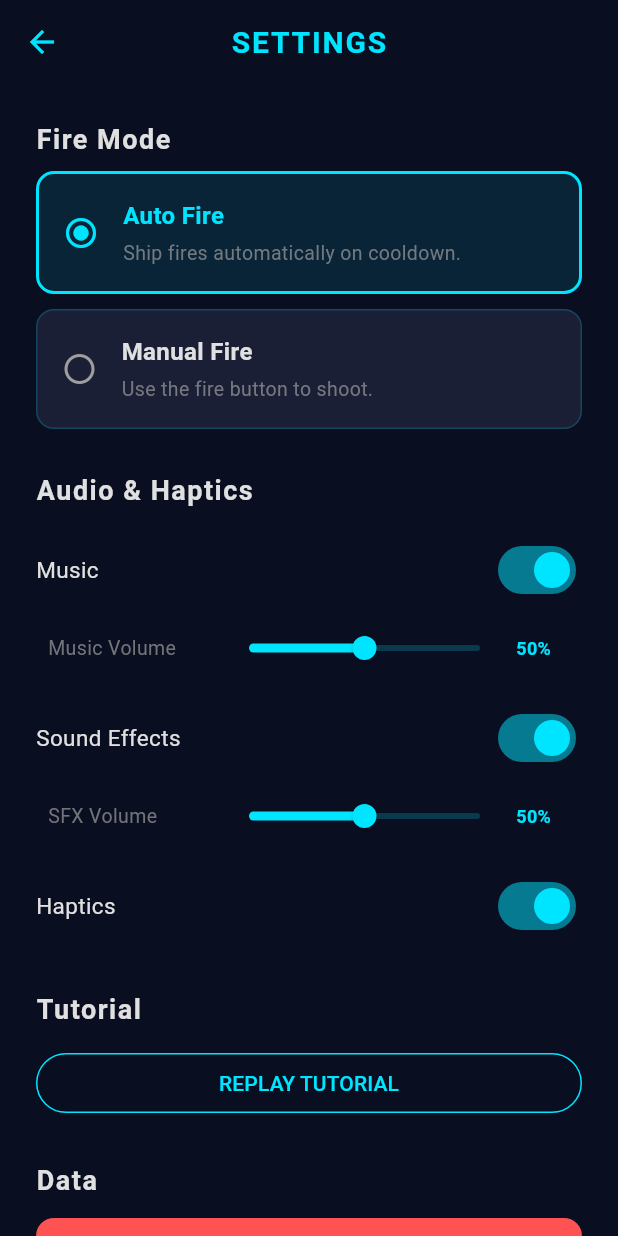
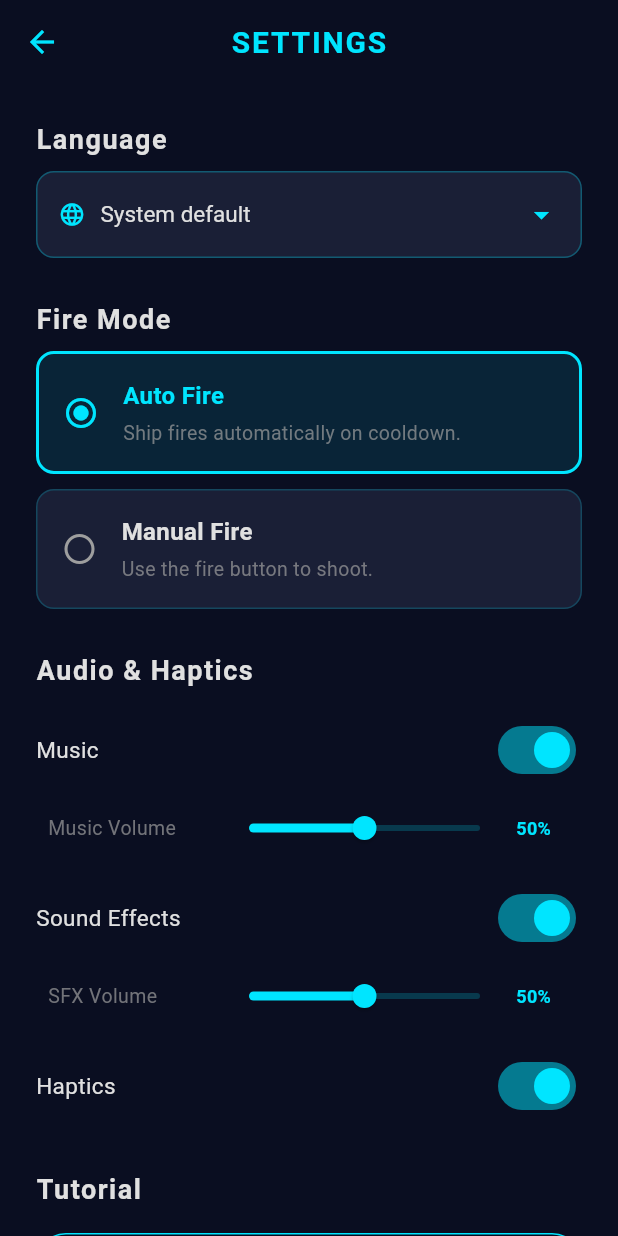
Before and after one commit to serge2day/galaxy_shoot, a Flutter app: the screen it shows after launch, after a tap on "SETTINGS", on a phone screen of 412 x 824 dp. Run offline on Flutter 3.47's test engine with Material 3 defaults, Android fonts, the phone set to English and light mode, and no system bars; our stand-ins replace flutter_riverpod, shared_preferences; missing offline and left inert: flame, flame_audio.

Commit message:
Add language switcher in settings
Add a language dropdown at the top of the Settings screen with
options for system default, English, Deutsch, Русский, Español,
and 中文. The chosen locale is persisted via SharedPreferences
and overrides the auto-detected OS locale; clearing it (System
default) falls back to the device language.

Co-Authored-By: Claude Opus 4.6 (1M context) <noreply@anthropic.com>

```diff
--- a/lib/app/app.dart
+++ b/lib/app/app.dart
@@ -1,20 +1,22 @@
 import 'package:flutter/material.dart';
 import 'package:flutter/services.dart';
 import 'package:flutter_localizations/flutter_localizations.dart';
+import 'package:flutter_riverpod/flutter_riverpod.dart';
 
 import '../core/services/game_audio.dart';
 import '../l10n/app_localizations.dart';
+import 'providers.dart';
 import 'routes.dart';
 import 'theme/app_theme.dart';
 
-class GalaxyShooterApp extends StatefulWidget {
+class GalaxyShooterApp extends ConsumerStatefulWidget {
   const GalaxyShooterApp({super.key});
 
   @override
-  State<GalaxyShooterApp> createState() => _GalaxyShooterAppState();
+  ConsumerState<GalaxyShooterApp> createState() => _GalaxyShooterAppState();
 }
 
-class _GalaxyShooterAppState extends State<GalaxyShooterApp>
+class _GalaxyShooterAppState extends ConsumerState<GalaxyShooterApp>
     with WidgetsBindingObserver {
   @override
   void initState() {
@@ -52,10 +54,13 @@ class _GalaxyShooterAppState extends State<GalaxyShooterApp>
       ),
     );
 
+    final locale = ref.watch(localeProvider);
+
     return MaterialApp(
       title: 'STARVANE',
       debugShowCheckedModeBanner: false,
       theme: AppTheme.darkTheme,
+      locale: locale,
       localizationsDelegates: const [
         AppLocalizations.delegate,
         GlobalMaterialLocalizations.delegate,
--- a/lib/app/providers.dart
+++ b/lib/app/providers.dart
@@ -1,3 +1,4 @@
+import 'package:flutter/widgets.dart';
 import 'package:flutter_riverpod/flutter_riverpod.dart';
 import 'package:shared_preferences/shared_preferences.dart';
 
@@ -33,6 +34,39 @@ final sharedPreferencesProvider = Provider<SharedPreferences>((ref) {
 final keyValueStoreProvider = Provider<KeyValueStore>((ref) {
   return SharedPrefsStore(ref.watch(sharedPreferencesProvider));
 });
+
+// --- Locale ---
+
+const _localePrefsKey = 'app_locale_code';
+
+final localeProvider =
+    StateNotifierProvider<LocaleNotifier, Locale?>((ref) {
+  return LocaleNotifier(ref.watch(keyValueStoreProvider));
+});
+
+class LocaleNotifier extends StateNotifier<Locale?> {
+  final KeyValueStore _store;
+
+  LocaleNotifier(this._store) : super(null) {
+    _load();
+  }
+
+  Future<void> _load() async {
+    final code = await _store.getString(_localePrefsKey);
+    if (code != null && code.isNotEmpty) {
+      state = Locale(code);
+    }
+  }
+
+  Future<void> setLocale(Locale? locale) async {
+    state = locale;
+    if (locale == null) {
+      await _store.remove(_localePrefsKey);
+    } else {
+      await _store.setString(_localePrefsKey, locale.languageCode);
+    }
+  }
+}
 
 // --- Settings ---
 
--- a/lib/features/settings/presentation/settings_screen.dart
+++ b/lib/features/settings/presentation/settings_screen.dart
@@ -6,12 +6,29 @@ import '../../../app/theme/app_theme.dart';
 import '../../../l10n/app_localizations.dart';
 import '../domain/fire_mode.dart';
 
+const _languageOptions = <_LanguageOption>[
+  _LanguageOption(null, '', ''), // system default — label filled at build
+  _LanguageOption(Locale('en'), 'English', '🇬🇧'),
+  _LanguageOption(Locale('de'), 'Deutsch', '🇩🇪'),
+  _LanguageOption(Locale('ru'), 'Русский', '🇷🇺'),
+  _LanguageOption(Locale('es'), 'Español', '🇪🇸'),
+  _LanguageOption(Locale('zh'), '中文', '🇨🇳'),
+];
+
+class _LanguageOption {
+  final Locale? locale;
+  final String label;
+  final String flag;
+  const _LanguageOption(this.locale, this.label, this.flag);
+}
+
 class SettingsScreen extends ConsumerWidget {
   const SettingsScreen({super.key});
 
   @override
   Widget build(BuildContext context, WidgetRef ref) {
     final settings = ref.watch(gameSettingsProvider);
+    final currentLocale = ref.watch(localeProvider);
     final l = AppLocalizations.of(context);
 
     return Scaffold(
@@ -20,6 +37,15 @@ class SettingsScreen extends ConsumerWidget {
         child: ListView(
           padding: const EdgeInsets.all(24),
           children: [
+            _sectionLabel(l.languageSection),
+            const SizedBox(height: 8),
+            _LanguageDropdown(
+              current: currentLocale,
+              systemLabel: l.languageSystem,
+              onChanged: (locale) =>
+                  ref.read(localeProvider.notifier).setLocale(locale),
+            ),
+            const SizedBox(height: 28),
             _sectionLabel(l.fireModeSection),
             const SizedBox(height: 8),
             _FireModeOption(
@@ -177,6 +203,73 @@ class SettingsScreen extends ConsumerWidget {
             ),
           ),
         ],
+      ),
+    );
+  }
+}
+
+class _LanguageDropdown extends StatelessWidget {
+  final Locale? current;
+  final String systemLabel;
+  final ValueChanged<Locale?> onChanged;
+
+  const _LanguageDropdown({
+    required this.current,
+    required this.systemLabel,
+    required this.onChanged,
+  });
+
+  @override
+  Widget build(BuildContext context) {
+    return Container(
+      padding: const EdgeInsets.symmetric(horizontal: 14, vertical: 4),
+      decoration: BoxDecoration(
+        borderRadius: BorderRadius.circular(12),
+        border: Border.all(
+          color: AppTheme.primaryColor.withValues(alpha: 0.3),
+        ),
+        color: AppTheme.bgCard,
+      ),
+      child: DropdownButtonHideUnderline(
+        child: DropdownButton<String>(
+          isExpanded: true,
+          value: current?.languageCode ?? '',
+          dropdownColor: AppTheme.bgCard,
+          iconEnabledColor: AppTheme.primaryColor,
+          style: const TextStyle(
+            fontSize: 15,
+            color: AppTheme.textPrimary,
+          ),
+          items: _languageOptions.map((opt) {
+            final isSystem = opt.locale == null;
+            final label = isSystem ? systemLabel : opt.label;
+            return DropdownMenuItem<String>(
+              value: opt.locale?.languageCode ?? '',
+              child: Row(
+                children: [
+                  if (!isSystem) ...[
+                    Text(opt.flag, style: const TextStyle(fontSize: 18)),
+                    const SizedBox(width: 10),
+                  ] else ...[
+                    const Icon(
+                      Icons.language,
+                      size: 18,
+                      color: AppTheme.primaryColor,
+                    ),
+                    const SizedBox(width: 10),
+                  ],
+                  Text(label),
+                ],
+              ),
+            );
+          }).toList(),
+          onChanged: (code) {
+            final opt = _languageOptions.firstWhere(
+              (o) => (o.locale?.languageCode ?? '') == (code ?? ''),
+            );
+            onChanged(opt.locale);
+          },
+        ),
       ),
     );
   }
--- a/lib/l10n/app_localizations.dart
+++ b/lib/l10n/app_localizations.dart
@@ -164,6 +164,10 @@ class AppLocalizations {
   // ---- Upgrades ----
   String upgradeName(String id) => _t('upgrade_${id}_name');
 
+  // ---- Language ----
+  String get languageSection => _t('languageSection');
+  String get languageSystem => _t('languageSystem');
+
   // ---- Pause / results / missions ----
   String get paused => _t('paused');
   String get resume => _t('resume');
--- a/lib/l10n/strings_de.dart
+++ b/lib/l10n/strings_de.dart
@@ -171,6 +171,9 @@ const Map<String, String> stringsDe = {
   'upgrade_bulletDamage_name': 'Kugelschaden',
   'upgrade_movementSpeed_name': 'Bewegungstempo',
 
+  'languageSection': 'Sprache',
+  'languageSystem': 'Systemsprache',
+
   'paused': 'PAUSIERT',
   'resume': 'FORTSETZEN',
   'restart': 'NEUSTART',
--- a/lib/l10n/strings_en.dart
+++ b/lib/l10n/strings_en.dart
@@ -183,6 +183,10 @@ const Map<String, String> stringsEn = {
   'upgrade_bulletDamage_name': 'Bullet Damage',
   'upgrade_movementSpeed_name': 'Movement Speed',
 
+  // Language
+  'languageSection': 'Language',
+  'languageSystem': 'System default',
+
   // Pause / results / missions
   'paused': 'PAUSED',
   'resume': 'RESUME',
--- a/lib/l10n/strings_es.dart
+++ b/lib/l10n/strings_es.dart
@@ -171,6 +171,9 @@ const Map<String, String> stringsEs = {
   'upgrade_bulletDamage_name': 'Daño de bala',
   'upgrade_movementSpeed_name': 'Velocidad',
 
+  'languageSection': 'Idioma',
+  'languageSystem': 'Sistema',
+
   'paused': 'PAUSA',
   'resume': 'REANUDAR',
   'restart': 'REINICIAR',
--- a/lib/l10n/strings_ru.dart
+++ b/lib/l10n/strings_ru.dart
@@ -172,6 +172,9 @@ const Map<String, String> stringsRu = {
   'upgrade_bulletDamage_name': 'Урон пули',
   'upgrade_movementSpeed_name': 'Скорость',
 
+  'languageSection': 'Язык',
+  'languageSystem': 'Системный',
+
   'paused': 'ПАУЗА',
   'resume': 'ПРОДОЛЖИТЬ',
   'restart': 'ПЕРЕЗАПУСК',
--- a/lib/l10n/strings_zh.dart
+++ b/lib/l10n/strings_zh.dart
@@ -163,6 +163,9 @@ const Map<String, String> stringsZh = {
   'upgrade_bulletDamage_name': '子弹伤害',
   'upgrade_movementSpeed_name': '移动速度',
 
+  'languageSection': '语言',
+  'languageSystem': '系统默认',
+
   'paused': '已暂停',
   'resume': '继续',
   'restart': '重新开始',
```
